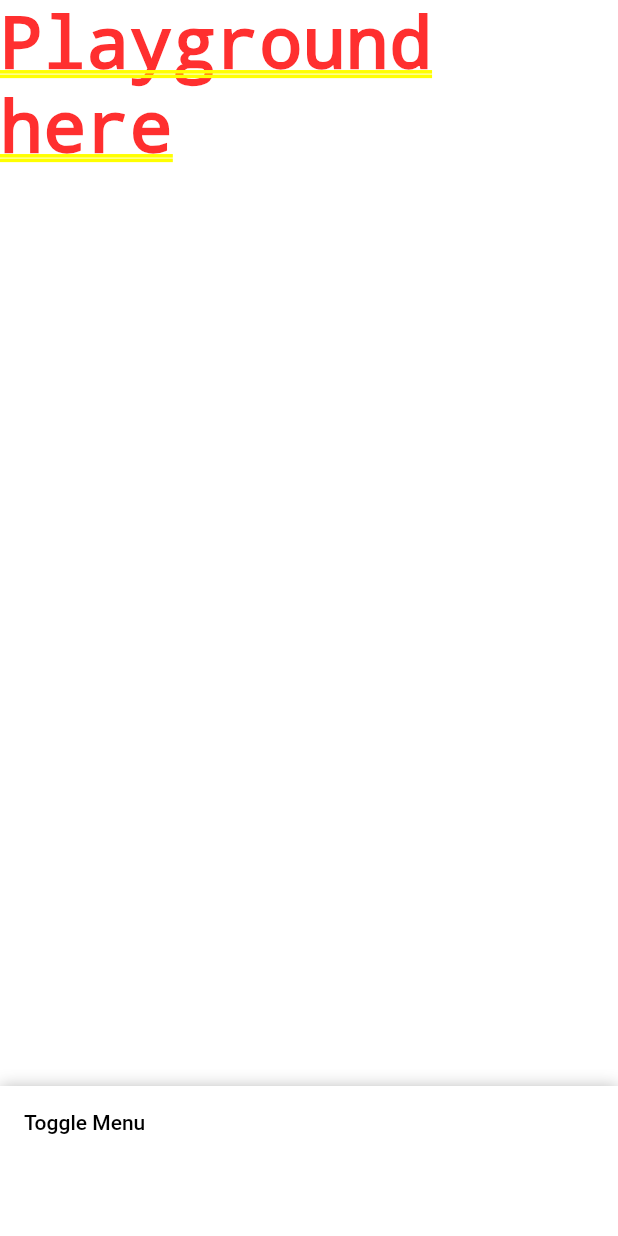
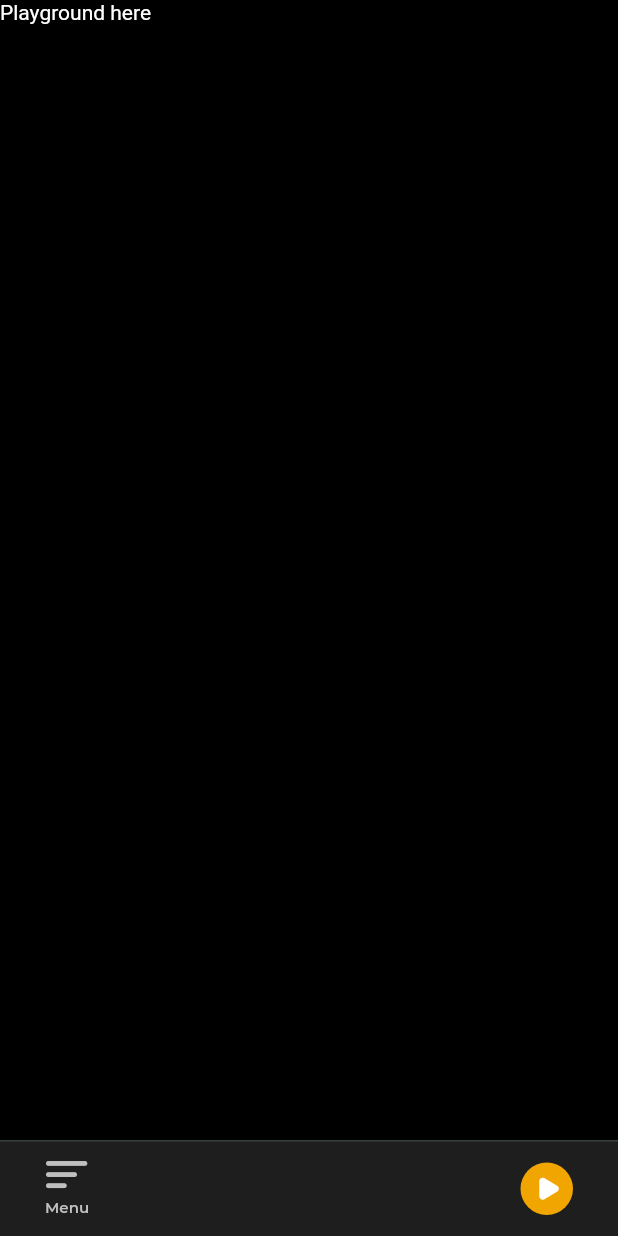
Before and after one commit to marcelscruz/groovr, a Flutter app: the screen it shows after launch, on a phone screen of 412 x 824 dp. Run offline on Flutter 3.47's test engine with Material 2 defaults, Android fonts, the phone set to English and light mode, and no system bars; drawn by our look-alikes of sliding_up_panel.

Commit message:
Add sliding panel and menu and play icons

```diff
--- a/lib/constants.dart
+++ b/lib/constants.dart
@@ -3,6 +3,21 @@ import 'package:flutter/material.dart';
 const kGrey1 = Color(0xFFBFBFBF);
 const kGrey2 = Color(0xFF8F9090);
 const kGreyBackground = Color(0xFF1E1E1E);
+const kGreyBorder = Color(0xFF394041);
 const kYellow = Color(0xFFF0A500);
 const kWhite = Color(0xFFFFFFFF);
 const kBlack = Color(0xFF000000);
+
+final BorderRadiusGeometry kPanelBorderRadius = BorderRadius.only(
+  topLeft: Radius.circular(30.0),
+  topRight: Radius.circular(30.0),
+  bottomLeft: Radius.circular(30.0),
+  bottomRight: Radius.circular(30.0),
+);
+
+const kH3Left = TextStyle(
+  color: kGrey1,
+  fontWeight: FontWeight.w600,
+  fontFamily: 'Montserrat',
+  fontSize: 10.0,
+);
--- a/lib/main.dart
+++ b/lib/main.dart
@@ -1,31 +1,45 @@
 import 'package:flutter/material.dart';
+import 'package:groovr/constants.dart';
 import 'package:groovr/widgets/menu.dart';
 import 'package:groovr/widgets/playground.dart';
 import 'package:sliding_up_panel/sliding_up_panel.dart';
-import 'widgets/bottom_controller.dart';
+import 'widgets/bottom_navbar.dart';
 
 void main() => runApp(App());
 
 class App extends StatelessWidget {
-  final PanelController _pc = new PanelController();
+  final PanelController _panelController = new PanelController();
 
   @override
   Widget build(BuildContext context) {
     return MaterialApp(
-      title: 'Flutter Demo',
-      theme: ThemeData(
-        primarySwatch: Colors.blue,
-      ),
-      home: SafeArea(
-        child: SlidingUpPanel(
-          controller: _pc,
-          panel: Center(
-            child: Menu(),
+      home: Container(
+        decoration: BoxDecoration(
+          gradient: LinearGradient(
+            begin: Alignment.topCenter,
+            end: Alignment.bottomCenter,
+            stops: [0, 0.5],
+            colors: [kBlack, kGreyBackground],
           ),
-          header: BottomNavBar(
-            panelController: _pc,
+        ),
+        child: Scaffold(
+          backgroundColor: Colors.transparent,
+          body: SafeArea(
+            child: SlidingUpPanel(
+              controller: _panelController,
+              isDraggable: false,
+              minHeight: 64,
+              panel: Column(
+                children: <Widget>[
+                  BottomNavBar(
+                    panelController: _panelController,
+                  ),
+                  Menu(),
+                ],
+              ),
+              body: Playground(),
+            ),
           ),
-          body: Playground(),
         ),
       ),
     );
--- /dev/null
+++ b/lib/presentation/custom_icons.dart
@@ -0,0 +1,19 @@
+import 'package:flutter/widgets.dart';
+
+class CustomIcons {
+  CustomIcons._();
+
+  static const _kFontFam = 'CustomIcons';
+  static const _kFontPkg = null;
+
+  static const IconData forward =
+      IconData(0xe800, fontFamily: _kFontFam, fontPackage: _kFontPkg);
+  static const IconData menu =
+      IconData(0xe801, fontFamily: _kFontFam, fontPackage: _kFontPkg);
+  static const IconData pause =
+      IconData(0xe802, fontFamily: _kFontFam, fontPackage: _kFontPkg);
+  static const IconData play =
+      IconData(0xe803, fontFamily: _kFontFam, fontPackage: _kFontPkg);
+  static const IconData rewind =
+      IconData(0xe804, fontFamily: _kFontFam, fontPackage: _kFontPkg);
+}
--- a/lib/widgets/bottom_controller.dart
+++ /dev/null
@@ -1,28 +0,0 @@
-import 'package:flutter/material.dart';
-import 'package:sliding_up_panel/sliding_up_panel.dart';
-
-class BottomNavBar extends StatelessWidget {
-  final PanelController panelController;
-
-  BottomNavBar({@required this.panelController});
-
-  @override
-  Widget build(BuildContext context) {
-    return Container(
-      child: FlatButton(
-        child: Text(
-          'Toggle Menu',
-          style: TextStyle(
-            color: Colors.black,
-          ),
-        ),
-        onPressed: () {
-          print('toggle menu');
-          panelController.isPanelClosed
-              ? panelController.open()
-              : panelController.close();
-        },
-      ),
-    );
-  }
-}
--- /dev/null
+++ b/lib/widgets/bottom_navbar.dart
@@ -0,0 +1,107 @@
+import 'package:flutter/material.dart';
+import 'package:groovr/constants.dart';
+import 'package:sliding_up_panel/sliding_up_panel.dart';
+import 'package:groovr/presentation/custom_icons.dart';
+
+class BottomNavBar extends StatelessWidget {
+  final PanelController panelController;
+
+  BottomNavBar({@required this.panelController});
+
+  @override
+  Widget build(BuildContext context) {
+    return SizedBox(
+      height: 64,
+      child: Container(
+        padding: EdgeInsets.symmetric(horizontal: 20),
+        decoration: BoxDecoration(
+          color: kGreyBackground,
+          border: Border(
+            top: BorderSide(
+              color: kGreyBorder,
+              width: 1,
+            ),
+          ),
+        ),
+        child: Row(
+          mainAxisAlignment: MainAxisAlignment.spaceBetween,
+          crossAxisAlignment: CrossAxisAlignment.stretch,
+          children: <Widget>[
+            MenuButton(panelController: panelController),
+            PlayPauseButton()
+          ],
+        ),
+      ),
+    );
+  }
+}
+
+class PlayPauseButton extends StatelessWidget {
+  @override
+  Widget build(BuildContext context) {
+    return GestureDetector(
+      behavior: HitTestBehavior.opaque,
+      onTap: () {
+        print('hey');
+      },
+      child: Padding(
+        padding: EdgeInsets.symmetric(horizontal: 10),
+        child: Container(
+          decoration: BoxDecoration(
+            shape: BoxShape.circle,
+            color: kYellow,
+          ),
+          height: 37,
+          padding: EdgeInsets.all(10),
+          child: Transform.translate(
+            offset: Offset(2, 0),
+            child: Icon(
+              CustomIcons.play,
+              size: 15,
+              color: kWhite,
+            ),
+          ),
+        ),
+      ),
+    );
+  }
+}
+
+class MenuButton extends StatelessWidget {
+  const MenuButton({@required this.panelController});
+
+  final PanelController panelController;
+
+  @override
+  Widget build(BuildContext context) {
+    return GestureDetector(
+      behavior: HitTestBehavior.opaque,
+      onTap: () {
+        panelController.isPanelOpen
+            ? panelController.close()
+            : panelController.open();
+      },
+      child: Padding(
+        padding: EdgeInsets.symmetric(horizontal: 10),
+        child: Column(
+          mainAxisAlignment: MainAxisAlignment.center,
+          children: <Widget>[
+            Transform.translate(
+              offset: Offset(-5, 0),
+              child: Icon(
+                CustomIcons.menu,
+                size: 18,
+                color: kGrey1,
+              ),
+            ),
+            SizedBox(height: 6),
+            Text(
+              'Menu',
+              style: kH3Left,
+            ),
+          ],
+        ),
+      ),
+    );
+  }
+}
--- a/lib/widgets/playground.dart
+++ b/lib/widgets/playground.dart
@@ -1,8 +1,19 @@
 import 'package:flutter/material.dart';
+import 'package:groovr/constants.dart';
 
 class Playground extends StatelessWidget {
   @override
   Widget build(BuildContext context) {
-    return Text('Playground here');
+    return Container(
+      decoration: BoxDecoration(
+        color: kBlack,
+      ),
+      child: Text(
+        'Playground here',
+        style: TextStyle(
+          color: Colors.white,
+        ),
+      ),
+    );
   }
 }
--- a/pubspec.yaml
+++ b/pubspec.yaml
@@ -30,3 +30,7 @@ flutter:
         - asset: fonts/Montserrat-Regular.ttf
         - asset: fonts/Montserrat-SemiBold.ttf
           # weight: 900
+
+    - family: CustomIcons
+      fonts:
+        - asset: fonts/Icons.ttf
```
Also changed, not shown: fonts/Icons.ttf (added), 1 other file.
